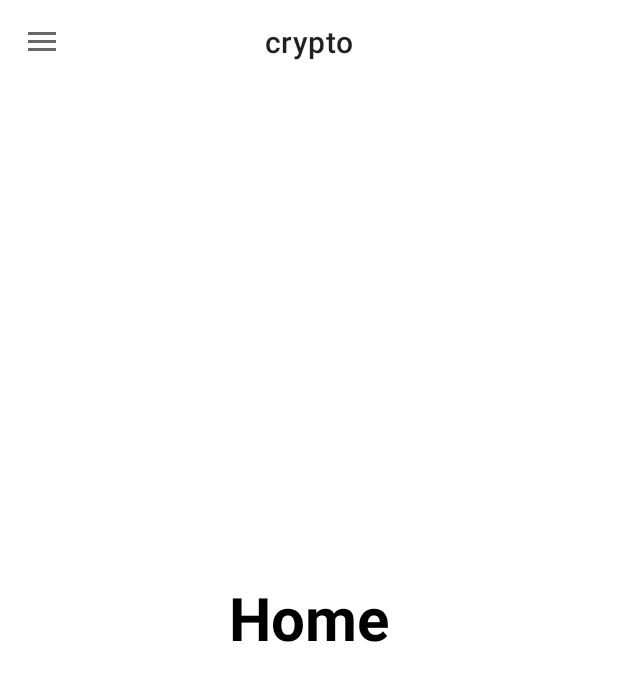
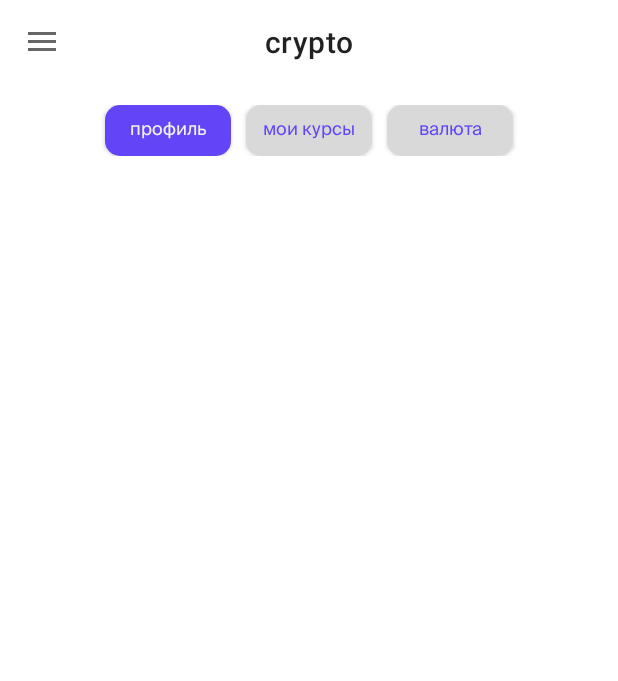
Before and after one commit to EgorKolovev/nescam, an Android app: the screen it shows after launch (MainActivity), on a phone screen of 412 x 824 dp. Shown: the top 681 px of the screen. Run offline under Robolectric (Android 15) with nearby library versions, the phone set to English and light mode, and no system bars.

Commit message:
add: main screen buttons

```diff
--- a/app/src/main/java/ru/timcock/notscam/ContactsFragment.kt
+++ b/app/src/main/java/ru/timcock/notscam/ContactsFragment.kt
@@ -29,7 +29,6 @@ class ContactsFragment : Fragment(), View.OnClickListener {
     private var param1: String? = null
     private var param2: String? = null
 
-    private var fragmentFirstBinding: FragmentContactsBinding? = null
 
 
     override fun onCreate(savedInstanceState: Bundle?) {
@@ -55,7 +54,6 @@ class ContactsFragment : Fragment(), View.OnClickListener {
     override fun onViewCreated(view: View, savedInstanceState: Bundle?) {
         super.onViewCreated(view, savedInstanceState)
         val binding = FragmentContactsBinding.bind(view)
-        fragmentFirstBinding = binding
 
         binding.telegramContact.setOnClickListener(this)
         binding.facebookContact.setOnClickListener(this)
--- a/app/src/main/java/ru/timcock/notscam/HomeFragment.kt
+++ b/app/src/main/java/ru/timcock/notscam/HomeFragment.kt
@@ -5,6 +5,7 @@ import androidx.fragment.app.Fragment
 import android.view.LayoutInflater
 import android.view.View
 import android.view.ViewGroup
+import ru.timcock.notscam.databinding.FragmentHomeBinding
 
 // TODO: Rename parameter arguments, choose names that match
 // the fragment initialization parameters, e.g. ARG_ITEM_NUMBER
@@ -16,10 +17,12 @@ private const val ARG_PARAM2 = "param2"
  * Use the [HomeFragment.newInstance] factory method to
  * create an instance of this fragment.
  */
-class HomeFragment : Fragment() {
+class HomeFragment : Fragment(), View.OnClickListener {
     // TODO: Rename and change types of parameters
     private var param1: String? = null
     private var param2: String? = null
+
+    lateinit var binding: FragmentHomeBinding
 
     override fun onCreate(savedInstanceState: Bundle?) {
         super.onCreate(savedInstanceState)
@@ -35,6 +38,20 @@ class HomeFragment : Fragment() {
     ): View? {
         // Inflate the layout for this fragment
         return inflater.inflate(R.layout.fragment_home, container, false)
+    }
+
+    override fun onViewCreated(view: View, savedInstanceState: Bundle?) {
+        super.onViewCreated(view, savedInstanceState)
+        binding = FragmentHomeBinding.bind(view)
+
+        binding.profileButton.let {
+            it.setBackgroundResource(R.drawable.chosen_button)
+            it.setTextColor(resources.getColor(R.color.light_grey))
+        }
+        binding.profileButton.setOnClickListener(this)
+        binding.myCoursesButton.setOnClickListener(this)
+        binding.currencyButton.setOnClickListener(this)
+
     }
 
     companion object {
@@ -56,4 +73,55 @@ class HomeFragment : Fragment() {
                 }
             }
     }
+
+    override fun onClick(view: View?) {
+        when(view?.id){
+
+            R.id.profile_button-> {
+                binding.profileButton.let {
+                    it.setBackgroundResource(R.drawable.chosen_button)
+                    it.setTextColor(resources.getColor(R.color.light_grey))
+                }
+                binding.myCoursesButton.let {
+                    it.setBackgroundResource(R.drawable.unchosen_button)
+                    it.setTextColor(resources.getColor(R.color.main))
+                }
+                binding.currencyButton.let {
+                    it.setBackgroundResource(R.drawable.unchosen_button)
+                    it.setTextColor(resources.getColor(R.color.main))
+                }
+            }
+            R.id.my_courses_button-> {
+                binding.profileButton.let {
+                    it.setBackgroundResource(R.drawable.unchosen_button)
+                    it.setTextColor(resources.getColor(R.color.main))
+                }
+                binding.myCoursesButton.let {
+                    it.setBackgroundResource(R.drawable.chosen_button)
+                    it.setTextColor(resources.getColor(R.color.light_grey))
+                }
+                binding.currencyButton.let {
+                    it.setBackgroundResource(R.drawable.unchosen_button)
+                    it.setTextColor(resources.getColor(R.color.main))
+                }
+            }
+            R.id.currency_button-> {
+                binding.profileButton.let {
+                    it.setBackgroundResource(R.drawable.unchosen_button)
+                    it.setTextColor(resources.getColor(R.color.main))
+                }
+                binding.myCoursesButton.let {
+                    it.setBackgroundResource(R.drawable.unchosen_button)
+                    it.setTextColor(resources.getColor(R.color.main))
+                }
+                binding.currencyButton.let {
+                    it.setBackgroundResource(R.drawable.chosen_button)
+                    it.setTextColor(resources.getColor(R.color.light_grey))
+                }
+            }
+
+
+        }
+
+    }
 }
--- a/app/src/main/java/ru/timcock/notscam/MainActivity.kt
+++ b/app/src/main/java/ru/timcock/notscam/MainActivity.kt
@@ -38,16 +38,18 @@ class MainActivity : AppCompatActivity() {
         }
 
         supportActionBar?.setDisplayHomeAsUpEnabled(true)
-        replaceFragment(HomeFragment())
+        replaceFragment(HomeFragment(), "crypto")
 
         navigationView.setNavigationItemSelectedListener {
             it.isChecked=true
 
             when(it.itemId){
 
-                R.id.home_navigation_item-> replaceFragment(HomeFragment())
-                R.id.courses_navigation_item-> replaceFragment(CoursesFragment())
-                R.id.contacts_navigation_item-> replaceFragment(ContactsFragment())
+                R.id.home_navigation_item-> replaceFragment(HomeFragment(), getString(R.string.home))
+
+                R.id.courses_navigation_item-> replaceFragment(CoursesFragment(), getString(R.string.courses))
+
+                R.id.contacts_navigation_item-> replaceFragment(ContactsFragment(), getString(R.string.contacts))
 
             }
             true
@@ -56,11 +58,12 @@ class MainActivity : AppCompatActivity() {
 
 
     }
-    private fun replaceFragment(fragment: Fragment){
+    private fun replaceFragment(fragment: Fragment, title: String){
         val fragmentManager = supportFragmentManager
         val fragmentTransaction = fragmentManager.beginTransaction()
         fragmentTransaction.replace(R.id.frame_layout_home,fragment )
         fragmentTransaction.commit()
+        toolBar.setTitle(title)
         drawerLayout.close()
     }
     override fun onOptionsItemSelected(item: MenuItem): Boolean {
--- /dev/null
+++ b/app/src/main/res/drawable/chosen_button.xml
@@ -0,0 +1,7 @@
+<?xml version="1.0" encoding="utf-8"?>
+<shape xmlns:android="http://schemas.android.com/apk/res/android"
+    android:shape="rectangle">
+
+    <solid android:color="@color/main"/>
+    <corners android:radius="10dip" />
+</shape>
--- /dev/null
+++ b/app/src/main/res/drawable/unchosen_button.xml
@@ -0,0 +1,8 @@
+<?xml version="1.0" encoding="utf-8"?>
+<shape xmlns:android="http://schemas.android.com/apk/res/android"
+    android:shape="rectangle">
+
+    <solid android:color="@color/grey"/>
+    <corners android:radius="10dip" />
+
+</shape>
--- a/app/src/main/res/layout/fragment_home.xml
+++ b/app/src/main/res/layout/fragment_home.xml
@@ -5,15 +5,47 @@
     android:layout_width="match_parent"
     android:layout_height="match_parent">
 
-    <TextView
-        android:layout_width="wrap_content"
+    <LinearLayout
+        android:layout_marginTop="70dp"
+        android:layout_width="match_parent"
         android:layout_height="wrap_content"
-        android:gravity="center"
-        android:text="Home"
-        android:layout_gravity="center"
-        android:textStyle="bold"
-        android:textSize="40sp"
-        android:textColor="@color/black"/>
+        android:orientation="horizontal"
+        android:gravity="center_horizontal">
+    <androidx.appcompat.widget.AppCompatButton
+        android:textSize="12sp"
+        android:id="@+id/profile_button"
+        android:layout_width="84dp"
+        android:layout_height="34dp"
+        android:text="@string/profile"
+        android:fontFamily="@font/suisseintl"
+        android:textColor="@color/main"
+        android:textAllCaps="false"
+        android:background="@drawable/unchosen_button"/>
+    <androidx.appcompat.widget.AppCompatButton
+        android:textSize="12sp"
+        android:id="@+id/my_courses_button"
+        android:layout_width="84dp"
+        android:layout_height="34dp"
+        android:text="@string/my_courses"
+        android:fontFamily="@font/suisseintl"
+        android:textColor="@color/main"
+        android:textAllCaps="false"
+        android:layout_marginHorizontal="10dp"
+        android:background="@drawable/unchosen_button"/>
+    <androidx.appcompat.widget.AppCompatButton
+        android:textSize="12sp"
+        android:id="@+id/currency_button"
+        android:layout_width="84dp"
+        android:layout_height="34dp"
+        android:text="@string/currency"
+        android:fontFamily="@font/suisseintl"
+        android:textColor="@color/main"
+        android:textAllCaps="false"
+        android:background="@drawable/unchosen_button"/>
+    </LinearLayout>
+
+
+
 
 
 </FrameLayout>
--- a/app/src/main/res/values/colors.xml
+++ b/app/src/main/res/values/colors.xml
@@ -9,5 +9,6 @@
     <color name="white">#FFFFFFFF</color>
     <color name="grey">#D9D9D9</color>
     <color name="main">#6344F7</color>
+    <color name="light_grey">#F2F2F2</color>
 
 </resources>
--- a/app/src/main/res/values/strings.xml
+++ b/app/src/main/res/values/strings.xml
@@ -8,14 +8,14 @@
     <string name="yes">Да</string>
     <string name="no">Нет</string>
 
-    <string name="home">Главный экран</string>
-    <string name="courses">Курсы</string>
-    <string name="profile">Профиль</string>
-    <string name="downloaded">Скачанное</string>
-    <string name="favorite">Избранное</string>
-    <string name="search">Поиск</string>
-    <string name="books">Книги</string>
-    <string name="contacts">Контакты</string>
+    <string name="home">личный кабинет</string>
+    <string name="courses">курсы</string>
+    <string name="profile">профиль</string>
+    <string name="downloaded">скачанное</string>
+    <string name="favorite">избранное</string>
+    <string name="search">поиск</string>
+    <string name="books">книги</string>
+    <string name="contacts">контакты</string>
 
     <string name="contacts_text">Это приложение с курсами,\nлекциями, книгами и подкастами,\n<u>И это бесплатно!</u></string>
     <string name="contacts_pay">По вопросам оплаты:</string>
@@ -26,6 +26,9 @@
     <string name="contacts_suggestions_email">help_crypto@gmail.com</string>
     <string name="project">проект </string>
 
+    <string name="my_courses">мои курсы</string>
+    <string name="currency">валюта</string>
+
 
 
 </resources>
```
